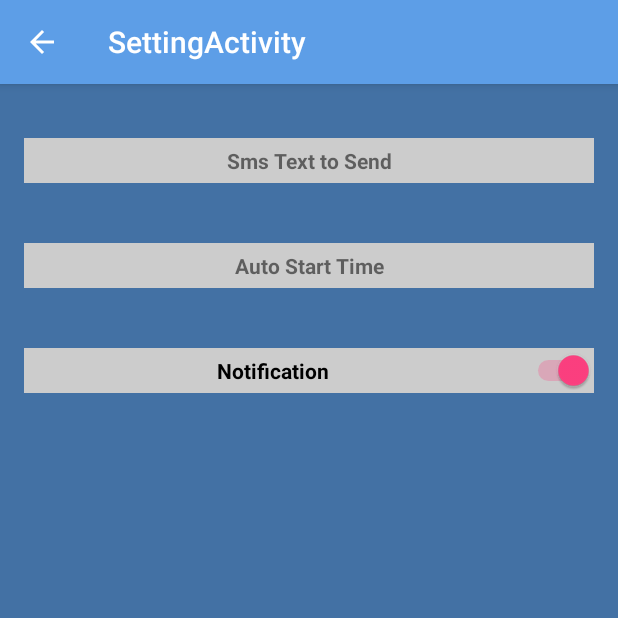
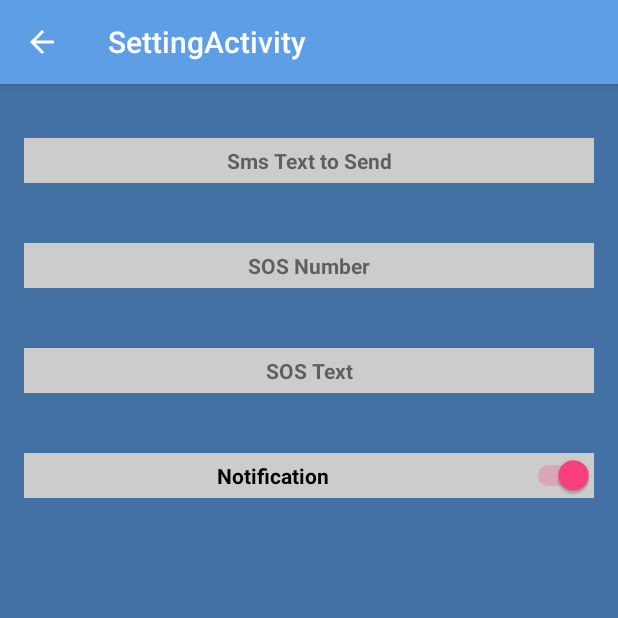
Before and after one commit to nitrek/SafeDrive, an Android app: the screen it shows after launch (SettingsActivity), in the options menu, after a tap on "Settings", on a phone screen of 412 x 824 dp, the top half of it. Run offline under Robolectric (Android 15) with nearby library versions, the phone set to English and light mode, and no system bars.

Commit message:
added sos and calling in calllog + bug fix

```diff
--- a/app/src/main/AndroidManifest.xml
+++ b/app/src/main/AndroidManifest.xml
@@ -7,6 +7,7 @@
     <uses-permission android:name="android.permission.READ_SMS" />
     <uses-permission android:name="android.permission.SEND_SMS" />
     <uses-permission android:name="android.permission.READ_CALL_LOG" />
+    <uses-permission android:name="android.permission.CALL_PHONE" />
 
     <application
         android:allowBackup="true"
--- a/app/src/main/java/com/example/nitesh/safedrive/Constants.java
+++ b/app/src/main/java/com/example/nitesh/safedrive/Constants.java
@@ -5,13 +5,13 @@ package com.example.nitesh.safedrive;
  */
 public class Constants {
 
-    public static String previousRingingState                   = "previousRingingState";
+    public static final String previousRingingState             = "previousRingingState";
 
-    public static String previousRingingStateOncall             = "previousRingingStateOncall";
+    public static final String previousRingingStateOncall       = "previousRingingStateOncall";
 
-    public static String CALLCOUNT                              = "callcount";
+    public static final String CALLCOUNT                        = "callcount";
 
-    public static String SENTSMSCOUNT                           = "sentsmscount";
+    public static final String SENTSMSCOUNT                     = "sentsmscount";
 
     public static final String DRIVE_MODE                       = "drivemode";
 
@@ -25,9 +25,15 @@ public class Constants {
 
     public static final String NOTIFICATION_ALLOW               = "notificationAllow";
 
-    public static String MESSAGE                                = "message";
+    public static final String MESSAGE                          = "message";
 
-    public static String SMSCOUNT                               = "smscount";
+    public static final String SMSCOUNT                         = "smscount";
 
-    public static String AUTO_STAR_TIME                        = "autostarttime";
+    public static final String AUTO_STAR_TIME                   = "autostarttime";
+
+    public static final String FIRST_CALL                       = "autostarttime";
+
+    public static final String SOS_NUMBER                       = "sosnumber";
+
+    public static final String SOS_TEXT                         = "sostext";
 }
--- a/app/src/main/java/com/example/nitesh/safedrive/HomeActivity.java
+++ b/app/src/main/java/com/example/nitesh/safedrive/HomeActivity.java
@@ -14,6 +14,7 @@ import android.media.AudioManager;
 import android.os.AsyncTask;
 import android.os.Bundle;
 import android.support.v4.app.ActivityCompat;
+import android.telephony.SmsManager;
 import android.util.Log;
 import android.view.View;
 import android.support.design.widget.NavigationView;
@@ -24,6 +25,7 @@ import android.support.v7.app.AppCompatActivity;
 import android.support.v7.widget.Toolbar;
 import android.view.Menu;
 import android.view.MenuItem;
+import android.widget.Button;
 import android.widget.ImageView;
 import android.widget.RelativeLayout;
 import android.widget.Switch;
@@ -60,7 +62,7 @@ public class HomeActivity extends AppCompatActivity
         navigationView.setNavigationItemSelectedListener(this);
 
 
-       // checkPermissions();
+        // checkPermissions();
         AsyncTaskForPermissions runner = new AsyncTaskForPermissions();
         runner.execute();
         restoreCheckBoxState();
@@ -121,10 +123,12 @@ public class HomeActivity extends AppCompatActivity
     public void addSwitches() {
         Switch s1 = (Switch) findViewById(R.id.autoSms);
         Switch s2 = (Switch) findViewById(R.id.autoCall);
+        Button b1 = (Button) findViewById(R.id.sos);
         ImageView im = (ImageView) findViewById(R.id.relax);
         im.setVisibility(View.GONE);
         s1.setVisibility(View.VISIBLE);
         s2.setVisibility(View.VISIBLE);
+        b1.setVisibility(View.VISIBLE);
 
 
     }
@@ -133,10 +137,12 @@ public class HomeActivity extends AppCompatActivity
         Switch s1 = (Switch) findViewById(R.id.autoSms);
         Switch s2 = (Switch) findViewById(R.id.autoCall);
         ImageView im = (ImageView) findViewById(R.id.relax);
+        Button b1 = (Button) findViewById(R.id.sos);
 
         s1.setVisibility(View.GONE);
         s2.setVisibility(View.GONE);
         im.setVisibility(View.VISIBLE);
+        b1.setVisibility(View.GONE);
     }
 
     public void driveToggle(View view) {
@@ -153,8 +159,11 @@ public class HomeActivity extends AppCompatActivity
             am = (AudioManager) context.getSystemService(Context.AUDIO_SERVICE);
             int previousState = am.getRingerMode();
             Toast.makeText(this, "previous state" + previousState, Toast.LENGTH_LONG).show();
-            saveInSp(Constants.previousRingingState, previousState);
-            saveInSp(Constants.DRIVETIME, System.currentTimeMillis());
+            if (!getFromSP(Constants.FIRST_CALL)) {
+                saveInSp(Constants.FIRST_CALL, true);
+                saveInSp(Constants.previousRingingState, previousState);
+                saveInSp(Constants.DRIVETIME, System.currentTimeMillis());
+            }
             am.setRingerMode(AudioManager.RINGER_MODE_VIBRATE);
             showThought();
 
@@ -162,6 +171,7 @@ public class HomeActivity extends AppCompatActivity
 
         } else {
             cancelNotification(0);
+            saveInSp(Constants.FIRST_CALL, false);
             driveToggleButton.setText("Drive Mode:Off");
             relativeLayout.setBackgroundColor(getResources().getColor(android.R.color.holo_red_dark));
             Switch cb2, cb3;
@@ -201,9 +211,9 @@ public class HomeActivity extends AppCompatActivity
         return preferences.getInt(key, 0);
     }
 
-    private Long getLongFromSP(String key) {
+    private String getStringFromSP(String key) {
         SharedPreferences preferences = getSharedPreferences(getResources().getString(R.string.app_name), android.content.Context.MODE_PRIVATE);
-        return preferences.getLong(key, 0);
+        return preferences.getString(key,"");
     }
 
     private void saveInSp(String key, boolean value) {
@@ -249,6 +259,23 @@ public class HomeActivity extends AppCompatActivity
 
     }
 
+    public void SOS(View view) {
+
+        String sosNumber = getStringFromSP(Constants.SOS_NUMBER);
+        if(sosNumber.length()<10)
+            sosNumber = getString(R.string.defaultSosNumber);
+        String sosText = getStringFromSP(Constants.SOS_TEXT);
+        if(sosText.length()<10)
+            sosText = getString(R.string.defaultSosText);
+        PendingIntent pi = PendingIntent.getActivity(context, 0, intent, 0);
+        SmsManager smsManager = SmsManager.getDefault();
+        smsManager.sendTextMessage(sosNumber, null,sosText, pi, null);
+        int sentSmsCount = getIntFromSP(Constants.SENTSMSCOUNT);
+        sentSmsCount++;
+        saveInSp(Constants.SENTSMSCOUNT,sentSmsCount);
+
+    }
+
     public void showNotification() {
 
         PendingIntent pIntent = PendingIntent.getActivity(context, 0, intent, PendingIntent.FLAG_UPDATE_CURRENT);
@@ -259,15 +286,15 @@ public class HomeActivity extends AppCompatActivity
 
                 .setContentTitle("DriveSafe!")
                 .setContentText("Safe mode is on!")
-                .setSmallIcon(R.mipmap.ic_launcher)
+                .setSmallIcon(R.drawable.car)
                 .setContentIntent(pIntent)
                 .addAction(R.drawable.ic_off, "Settings", pIntent2)
                 .addAction(0, "View", pIntent)
                 .setOngoing(true)
                 .build();
         NotificationManager notificationManager = (NotificationManager) context.getSystemService(Context.NOTIFICATION_SERVICE);
-       if(getFromSP(Constants.NOTIFICATION_ALLOW))
-        notificationManager.notify(0, mNotification);
+        if (getFromSP(Constants.NOTIFICATION_ALLOW))
+            notificationManager.notify(0, mNotification);
     }
 
     public void cancelNotification(int notificationId) {
@@ -360,6 +387,7 @@ public class HomeActivity extends AppCompatActivity
         super.onStop();
 
     }
+
     private class AsyncTaskForPermissions extends AsyncTask<String, Void, Void> {
 
         private String resp;
@@ -384,6 +412,7 @@ public class HomeActivity extends AppCompatActivity
 
             return null;
         }
+
         public void checkPermissions() {
             checkCallPermissions();
             checkSmsPermissions();
--- a/app/src/main/java/com/example/nitesh/safedrive/IncomingCall.java
+++ b/app/src/main/java/com/example/nitesh/safedrive/IncomingCall.java
@@ -12,7 +12,9 @@ import android.telephony.TelephonyManager;
 import android.util.Log;
 import android.widget.Switch;
 import android.widget.Toast;
-
+/**
+ * Created by nitesh on 24-08-2016.
+ */
 public class IncomingCall extends BroadcastReceiver {
     private String LOG_TAG = "SAFEDRIVE";
     @Override
--- a/app/src/main/res/layout/content_setting.xml
+++ b/app/src/main/res/layout/content_setting.xml
@@ -4,64 +4,98 @@
     xmlns:tools="http://schemas.android.com/tools"
     android:layout_width="match_parent"
     android:layout_height="match_parent"
+    android:background="@color/colorPrimaryDark"
+    android:backgroundTint="@color/colorPrimaryDark"
     android:paddingBottom="@dimen/activity_vertical_margin"
     android:paddingLeft="@dimen/activity_horizontal_margin"
     android:paddingRight="@dimen/activity_horizontal_margin"
     android:paddingTop="@dimen/activity_vertical_margin"
     app:layout_behavior="@string/appbar_scrolling_view_behavior"
     tools:context=".SettingsActivity"
-    tools:showIn="@layout/activity_setting"
-    android:backgroundTint="@color/colorPrimaryDark"
-    android:background="@color/colorPrimaryDark"
-    >
+    tools:showIn="@layout/activity_setting">
 
     <TextView
         android:id="@+id/smsText"
         android:layout_width="match_parent"
         android:layout_height="30dp"
+        android:layout_marginBottom="20dp"
+        android:layout_marginTop="20dp"
         android:background="#ccc"
+        android:clickable="true"
         android:gravity="center"
+        android:hapticFeedbackEnabled="true"
+        android:imeActionLabel="SMS"
+        android:onClick="smsText"
         android:text="Sms Text to Send"
-        android:hapticFeedbackEnabled="true"
-        android:textStyle="bold"
-        android:imeActionLabel="SMS"
-        android:clickable="true"
-        android:layout_marginTop="20dp"
-        android:layout_marginBottom="20dp"
-        android:onClick="smsText"
-        />
-    <TextView
+        android:textStyle="bold" />
+
+    <!--<TextView
         android:id="@+id/autoStart"
         android:layout_width="match_parent"
         android:layout_height="30dp"
+        android:layout_alignParentEnd="true"
+        android:layout_alignParentStart="true"
+        android:layout_below="@+id/smsText"
+        android:layout_marginBottom="20dp"
+        android:layout_marginTop="20dp"
         android:background="#ccc"
+        android:clickable="true"
         android:gravity="center"
+        android:hapticFeedbackEnabled="true"
+        android:imeActionLabel="SMS"
+        android:onClick="autoStart"
+        android:text="Auto Start Time"
+        android:textStyle="bold" />-->
+
+    <TextView
+        android:id="@+id/sosNumber"
+        android:layout_width="match_parent"
+        android:layout_height="30dp"
+        android:layout_alignParentEnd="true"
+        android:layout_alignParentStart="true"
         android:layout_below="@+id/smsText"
-        android:text="Auto Start Time"
+        android:layout_marginBottom="20dp"
+        android:layout_marginTop="20dp"
+        android:background="#ccc"
+        android:clickable="true"
+        android:gravity="center"
         android:hapticFeedbackEnabled="true"
-        android:textStyle="bold"
-        android:imeActionLabel="SMS"
+        android:onClick="sosNumber"
+        android:text="SOS Number"
+        android:inputType="number"
+        android:textStyle="bold" />
+
+    <TextView
+        android:id="@+id/sosText"
+        android:layout_width="match_parent"
+        android:layout_height="30dp"
+        android:layout_alignParentEnd="true"
+        android:layout_alignParentStart="true"
+        android:layout_below="@+id/sosNumber"
+        android:layout_marginBottom="20dp"
+        android:layout_marginTop="20dp"
+        android:background="#ccc"
         android:clickable="true"
-        android:layout_marginTop="20dp"
-        android:layout_marginBottom="20dp"
-        android:layout_alignParentStart="true"
-        android:layout_alignParentEnd="true"
-        android:onClick="autoStart"
-        />
+        android:gravity="center"
+        android:hapticFeedbackEnabled="true"
+        android:onClick="sosText"
+        android:text="SOS Text"
+        android:textStyle="bold" />
+
+
     <Switch
         android:id="@+id/notify"
-        android:layout_below="@+id/autoStart"
         android:layout_width="match_parent"
         android:layout_height="30dp"
+        android:layout_below="@+id/sosText"
+        android:layout_marginBottom="20dp"
+        android:layout_marginTop="20dp"
         android:background="#ccc"
+        android:clickable="true"
         android:gravity="center"
+        android:hapticFeedbackEnabled="true"
+        android:imeActionLabel="SMS"
+        android:onClick="TurnOffNotification"
         android:text="Notification"
-        android:hapticFeedbackEnabled="true"
-        android:textStyle="bold"
-        android:imeActionLabel="SMS"
-        android:clickable="true"
-        android:layout_marginTop="20dp"
-        android:layout_marginBottom="20dp"
-        android:onClick="TurnOffNotification"
-        />
+        android:textStyle="bold" />
 </RelativeLayout>
--- a/app/src/main/res/values/strings.xml
+++ b/app/src/main/res/values/strings.xml
@@ -90,4 +90,6 @@
     <string name="thankDeveloper">Send a Thanks!:)</string>
     <string name="title_activity_setting">SettingActivity</string>
 
+    <string name="defaultSosNumber">8288838083</string>
+    <string name="defaultSosText">Help me!</string>
 </resources>
```
Also changed, not shown: app/src/main/java/com/example/nitesh/safedrive/CallLogging.java (+35 -48 lines), app/src/main/java/com/example/nitesh/safedrive/SettingsActivity.java (+58 -1 lines), app/src/main/res/layout/content_home.xml (+21 -0 lines), app/src/main/res/drawable-hdpi/ic_sos.png (added), app/src/main/res/drawable-mdpi/ic_sos.png (added), app/src/main/res/drawable-xhdpi/ic_sos.png (added), app/src/main/res/drawable-xxhdpi/ic_sos.png (added).
